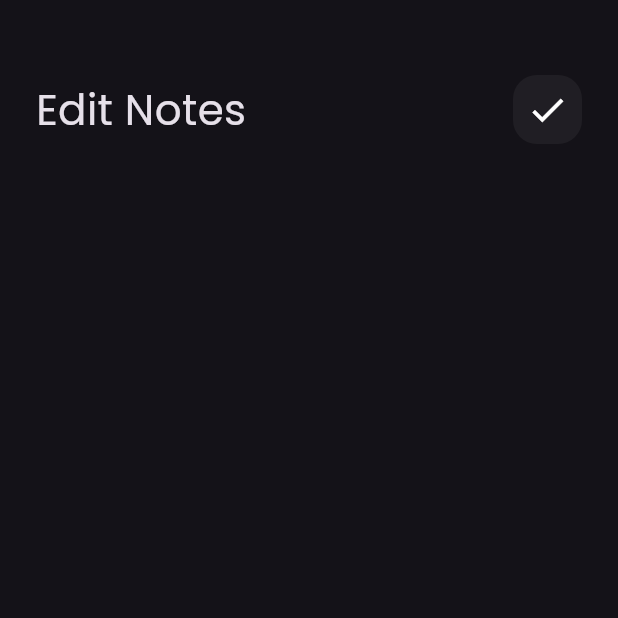
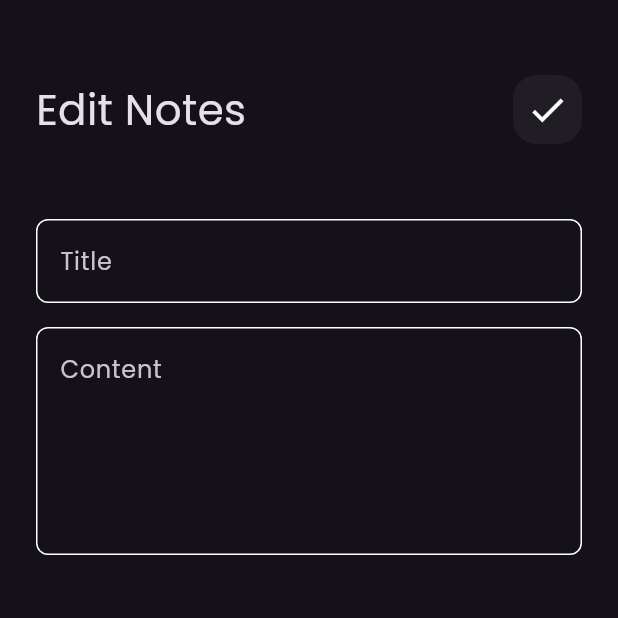
Before and after one commit to Bahaa973/notes_app, a Flutter app: the EditNoteView screen opened directly, on a phone screen of 412 x 824 dp, the top half of it. Run offline on Flutter 3.47's test engine with Material 3 defaults, Android fonts, the phone set to English and light mode, and no system bars.

Commit message:
edit note view ui done

```diff
--- a/lib/views/widget/edit_note_view_body.dart
+++ b/lib/views/widget/edit_note_view_body.dart
@@ -1,5 +1,6 @@
 import 'package:flutter/material.dart';
 import 'package:notes_app/views/widget/custom_app_bar.dart';
+import 'package:notes_app/views/widget/custom_text_field.dart';
 
 class EditNoteViewBody extends StatelessWidget {
   const EditNoteViewBody({super.key});
@@ -14,6 +15,17 @@ class EditNoteViewBody extends StatelessWidget {
             height: 50,
           ),
           CustomAppBar(title: 'Edit Notes', icon: Icons.check),
+          SizedBox(
+            height: 50,
+          ),
+          CustomTextField(hint: 'Title'),
+          SizedBox(
+            height: 16,
+          ),
+          CustomTextField(
+            hint: 'Content',
+            maxLines: 5,
+          ),
         ],
       ),
     );
```
